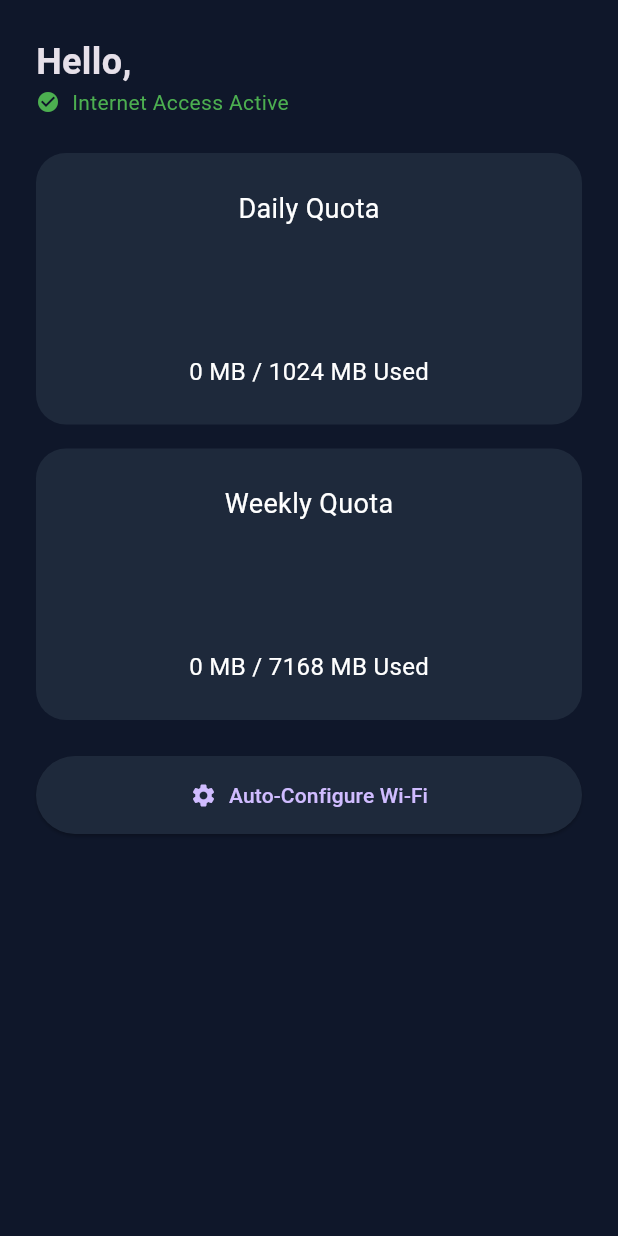
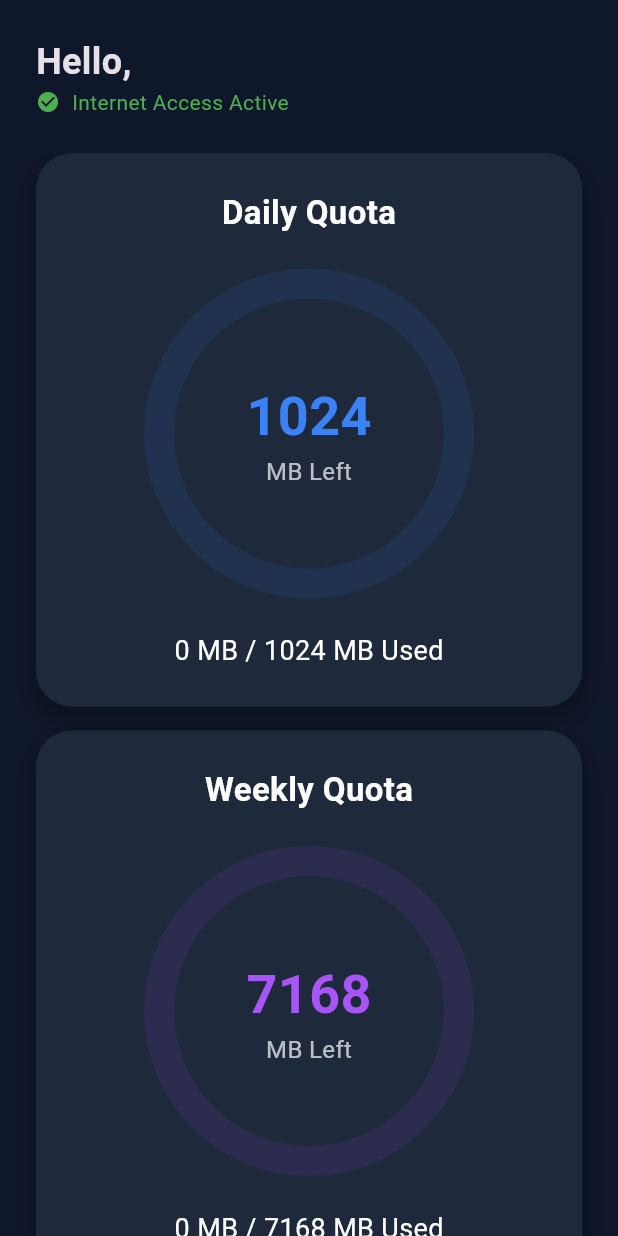
Before and after one commit to yousef-812/GigaLimit, a Flutter app: the DashboardScreen screen opened directly, on a phone screen of 412 x 824 dp. Run offline on Flutter 3.47's test engine with Material 3 defaults, Android fonts, the phone set to English and light mode, and no system bars; our stand-ins replace shared_preferences; accounts and stored records are empty.

Commit message:
UI Overhaul, larger quota circles, and App Name change

```diff
--- a/mobile_app/lib/main.dart
+++ b/mobile_app/lib/main.dart
@@ -276,17 +276,54 @@ class _DashboardScreenState extends State<DashboardScreen> {
 
   Widget _buildQuotaCard(String title, int usedMB, int totalMB, Color color) {
     double percent = totalMB > 0 ? usedMB / totalMB : 0;
+    if (percent > 1.0) percent = 1.0;
 
     return Container(
       padding: const EdgeInsets.all(24),
-      decoration: BoxDecoration(color: const Color(0xFF1E293B), borderRadius: BorderRadius.circular(20)),
+      decoration: BoxDecoration(
+        color: const Color(0xFF1E293B),
+        borderRadius: BorderRadius.circular(24),
+        boxShadow: [
+          BoxShadow(
+            color: Colors.black.withOpacity(0.3),
+            blurRadius: 15,
+            offset: const Offset(0, 8),
+          )
+        ]
+      ),
       child: Column(
         children: [
-          Text(title, style: const TextStyle(fontSize: 18, color: Colors.white)),
-          const SizedBox(height: 24),
-          CircularProgressIndicator(value: percent, strokeWidth: 12, color: color),
-          const SizedBox(height: 24),
-          Text('$usedMB MB / $totalMB MB Used', style: const TextStyle(color: Colors.white, fontSize: 16)),
+          Text(title, style: const TextStyle(fontSize: 22, fontWeight: FontWeight.bold, color: Colors.white)),
+          const SizedBox(height: 32),
+          SizedBox(
+            width: 200,
+            height: 200,
+            child: Stack(
+              fit: StackFit.expand,
+              children: [
+                CircularProgressIndicator(
+                  value: percent,
+                  strokeWidth: 20,
+                  backgroundColor: color.withOpacity(0.1),
+                  color: color,
+                ),
+                Center(
+                  child: Column(
+                    mainAxisAlignment: MainAxisAlignment.center,
+                    children: [
+                      Text(
+                        '${(totalMB - usedMB > 0) ? (totalMB - usedMB) : 0}',
+                        style: TextStyle(fontSize: 36, fontWeight: FontWeight.bold, color: color),
+                      ),
+                      const Text('MB Left', style: TextStyle(fontSize: 16, color: Colors.white70)),
+                    ],
+                  ),
+                ),
+              ],
+            ),
+          ),
+          const SizedBox(height: 32),
+          Text('$usedMB MB / $totalMB MB Used', style: const TextStyle(color: Colors.white, fontSize: 18)),
         ],
       ),
     );
```
Also changed, not shown: 2 other files.
